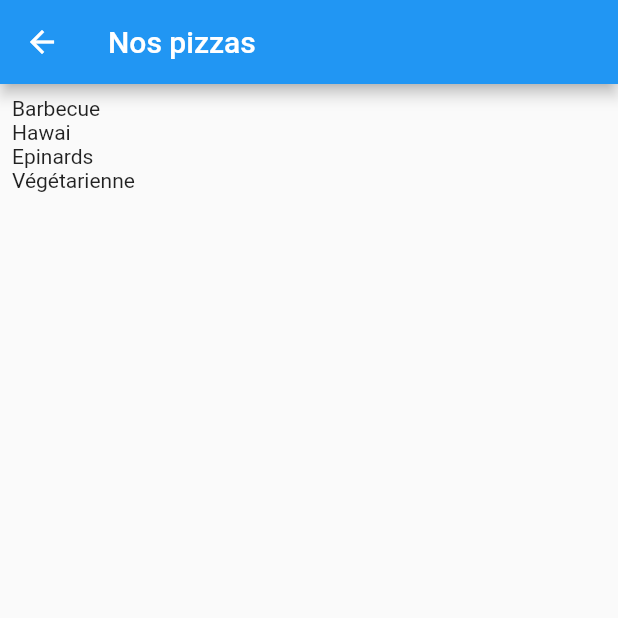
After one commit to Galambur/EPSI_flutterDart, a Flutter app: the PizzaList screen opened directly, on a phone screen of 412 x 824 dp, the top half of it. The commit adds this screen. Run offline on Flutter 3.47's test engine with Material 2 defaults, Android fonts, the phone set to English and light mode, and no system bars.

Commit message:
TD1 liste des pizzas

```diff
--- a/lib/main.dart
+++ b/lib/main.dart
@@ -1,5 +1,6 @@
 import 'package:flutter/material.dart';
 import 'package:pizzeria/models/menu.dart';
+import 'package:pizzeria/ui/pizza_list.dart';
 
 void main() {
   runApp(const MyApp());
@@ -41,7 +42,19 @@ class MyHomePage extends StatelessWidget {
     body: Center(
       child: ListView.builder(
         itemCount: _menus.length,
-        itemBuilder: (context, index) => _buildRow(_menus[index]),
+        itemBuilder: (context, index) => InkWell(
+          onTap: () {
+            switch (_menus[index].type) {
+              case 2 :
+                Navigator.push(
+                  context,
+                  MaterialPageRoute(builder: (context) => PizzaList()),
+                );
+                break;
+            }
+          },
+          child: _buildRow(_menus[index]),
+        ),
         itemExtent: 180,
       ),
     ),
--- /dev/null
+++ b/lib/models/pizza.dart
@@ -0,0 +1,9 @@
+class Pizza {
+  final int id;
+  final String title;
+  final String garniture;
+  final String image;
+  final double price;
+
+  Pizza(this.id, this.title, this.garniture, this.image, this.price);
+}
--- /dev/null
+++ b/lib/models/pizza_data.dart
@@ -0,0 +1,12 @@
+import 'package:pizzeria/models/pizza.dart';
+
+class PizzaData {
+  static List<Pizza> buildList() {
+    List<Pizza> list = [];
+    list.add(Pizza(1, 'Barbecue', 'La garniture', 'pizza-bbq.jpg', 8));
+    list.add(Pizza(2, 'Hawai', 'La garniture', 'pizza-hawai.jpg', 9));
+    list.add(Pizza(3, 'Epinards', 'La garniture', 'pizza-spinach.jpg', 7));
+    list.add(Pizza(4, 'Végétarienne', 'La garniture', 'pizza-vegetable.jpg', 10));
+    return list;
+  }
+}
--- /dev/null
+++ b/lib/ui/pizza_list.dart
@@ -0,0 +1,34 @@
+import 'package:flutter/cupertino.dart';
+import 'package:flutter/material.dart';
+import 'package:pizzeria/models/pizza.dart';
+import 'package:pizzeria/models/pizza_data.dart';
+
+class PizzaList extends StatefulWidget {
+  @override
+  _PizzaListState createState() => _PizzaListState();
+}
+
+class _PizzaListState extends State<PizzaList> {
+  List<Pizza> _pizzas = [];
+
+  @override
+  void initState(){
+    _pizzas = PizzaData.buildList();
+  }
+
+  @override
+  Widget build(BuildContext context) {
+    return Scaffold(
+      appBar: AppBar(
+        title: Text('Nos pizzas'),
+      ),
+      body: ListView.builder(
+        padding: const EdgeInsets.all(8.0),
+        itemCount: _pizzas.length,
+        itemBuilder: (context, index) {
+          return Text(_pizzas[index].title);
+        },
+      )
+    );
+  }
+}
--- a/pubspec.yaml
+++ b/pubspec.yaml
@@ -59,11 +59,7 @@ flutter:
 
   # To add assets to your application, add an assets section, like this:
   assets:
-     - assets/images/menus/boisson.png
-     - assets/images/menus/dessert.png
-     - assets/images/menus/entree.png
-     - assets/images/menus/pizza.png
-     - assets/images/menus/pizza_large.png
+     - assets/images/menus/
 
   # An image asset can refer to one or more resolution-specific "variants", see
   # https://flutter.dev/assets-and-images/#resolution-aware.
```
